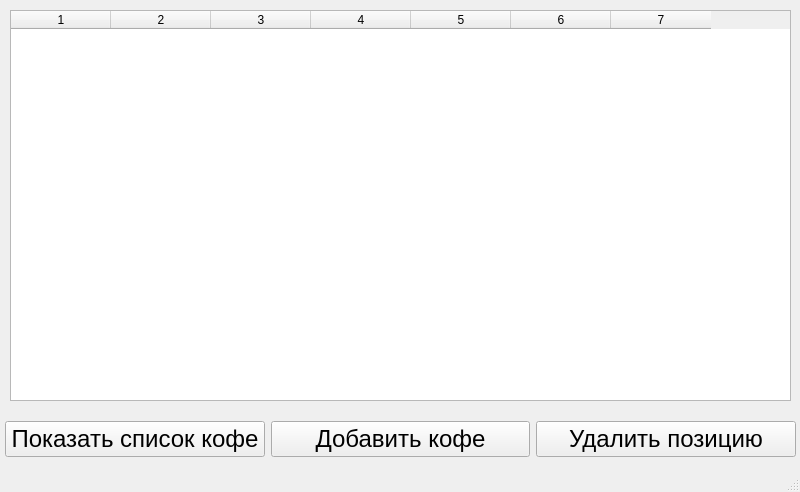
Old version of the form main.ui in the repository Goog124/coffee.
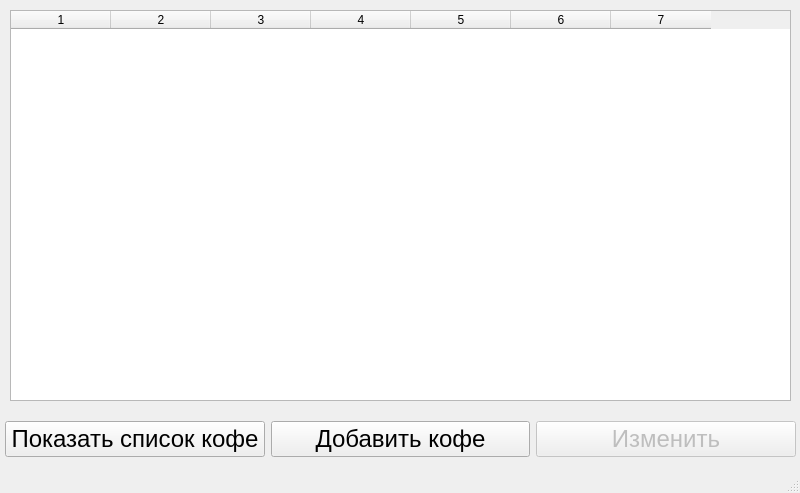
New version of the form.

Commit message: Капучино (добавление в базу данных)

Diff of the .ui file:
```diff
--- a/main.ui
+++ b/main.ui
@@ -7,7 +7,7 @@
     <x>0</x>
     <y>0</y>
     <width>800</width>
-    <height>492</height>
+    <height>493</height>
    </rect>
   </property>
   <property name="sizePolicy">
@@ -79,13 +79,16 @@
      </item>
      <item>
       <widget class="QPushButton" name="delete_button">
+       <property name="enabled">
+        <bool>false</bool>
+       </property>
        <property name="font">
         <font>
          <pointsize>18</pointsize>
         </font>
        </property>
        <property name="text">
-        <string>Удалить позицию</string>
+        <string>Изменить</string>
        </property>
       </widget>
      </item>
```
Left out of the diff: 6 changed lines with no effect on the pictures. The commit also changes 1 other file.
